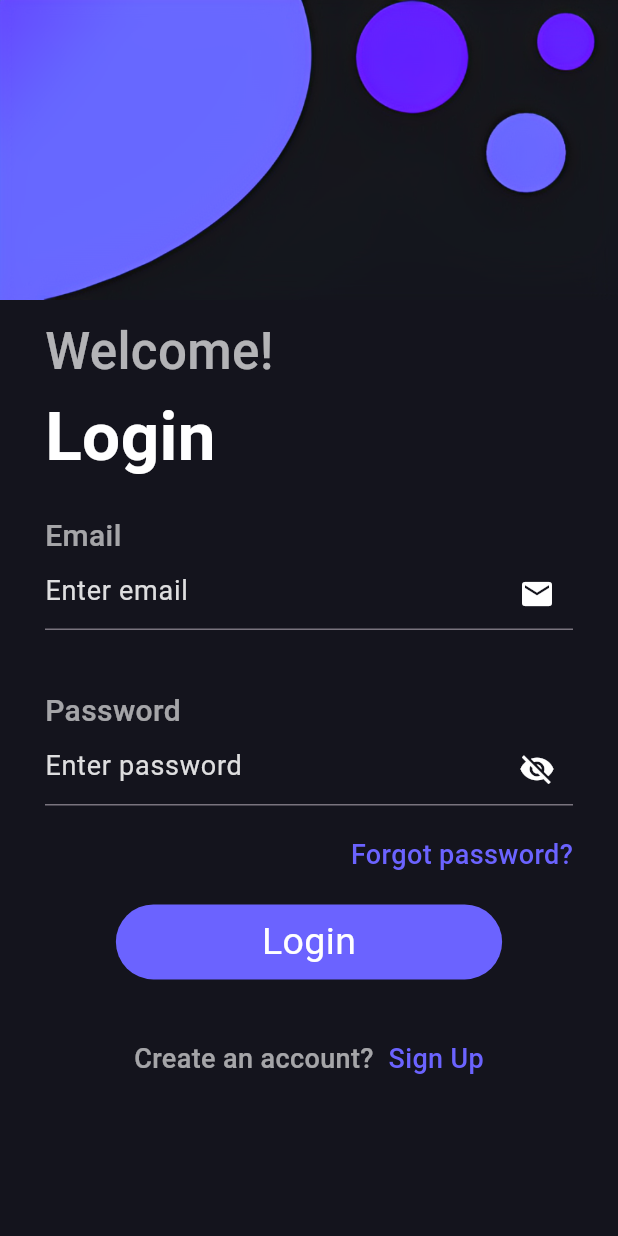
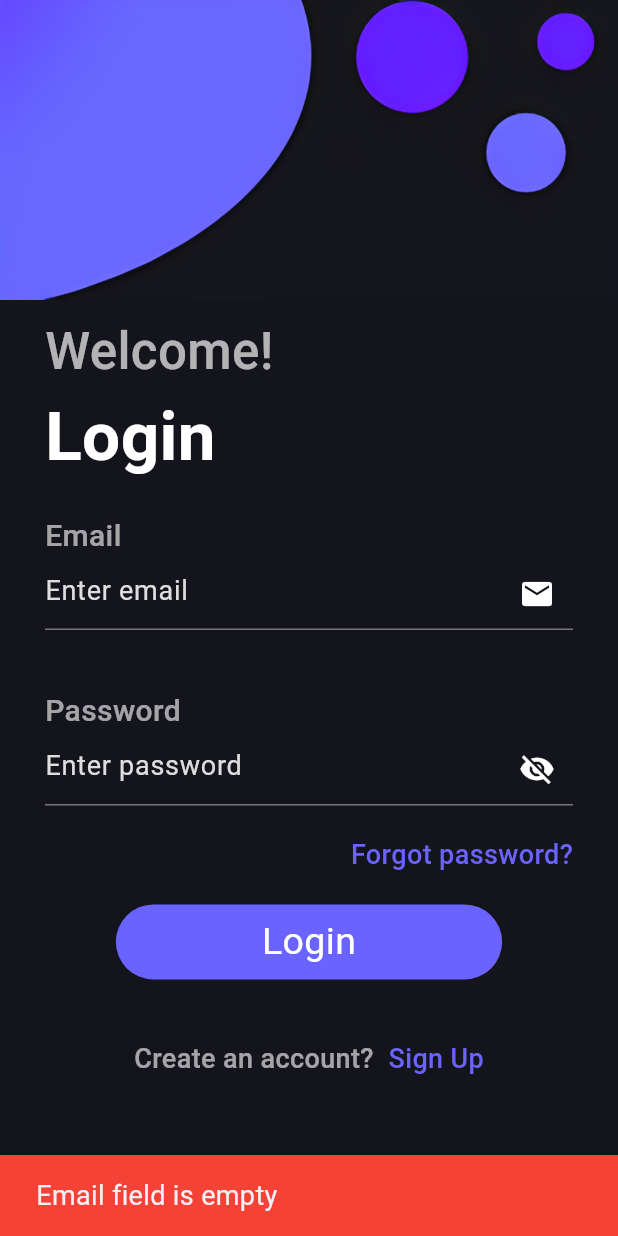
Before and after one commit to ganeshchay2021/Movie-Booking-App, a Flutter app: the screen it shows after launch, after a tap on "Login", on a phone screen of 412 x 824 dp. Run offline on Flutter 3.47's test engine with Material 3 defaults, Android fonts, the phone set to English and light mode, and no system bars; drawn by our look-alikes of loading_overlay; our stand-ins replace bloc, bloc_concurrency, carousel_slider, cloud_firestore, curved_navigation_bar, dartz and 5 more; accounts and stored records are empty.

Commit message:
Login and Signup Functionality Added

```diff
--- /dev/null
+++ b/devtools_options.yaml
@@ -0,0 +1,3 @@
+description: This file stores settings for Dart & Flutter DevTools.
+documentation: https://docs.flutter.dev/tools/devtools/extensions#configure-extension-enablement-states
+extensions:
--- a/lib/domain/constant/assets.dart
+++ b/lib/domain/constant/assets.dart
@@ -7,4 +7,5 @@ class Assets {
   static const String shahrukhMovies = "assets/images/shahrukhmovies.png";
   static const String signin = "assets/images/signin.png";
   static const String wave = "assets/images/wave.png";
+  static const String user="assets/images/Userimage.png";
 }
--- a/lib/domain/constant/ui_helper.dart
+++ b/lib/domain/constant/ui_helper.dart
@@ -56,6 +56,7 @@ class UiHelper {
       TextInputType? textInputType,
       bool obscureText = false}) {
     return TextField(
+      cursorColor: Colors.white,
       style: const TextStyle(color: Colors.white, fontSize: 18),
       controller: controller,
       obscureText: obscureText,
--- a/lib/main.dart
+++ b/lib/main.dart
@@ -1,11 +1,17 @@
 import 'package:firebase_core/firebase_core.dart';
 import 'package:flutter/material.dart';
+import 'package:flutter_bloc/flutter_bloc.dart';
+import 'package:movie_booking_app/data/repository/auth_repository.dart';
+import 'package:movie_booking_app/firebase_options.dart';
 import 'package:movie_booking_app/pages/login/login_screen.dart';
+import 'package:movie_booking_app/pages/login/widget/login.dart';
 
-
-void main() async{
+void main() async {
   WidgetsFlutterBinding.ensureInitialized();
-  await Firebase.initializeApp();
+  await Firebase.initializeApp(
+    options: DefaultFirebaseOptions.currentPlatform,
+  );
+  // print('Firebase initialized: ${Firebase.apps.isNotEmpty}');
   runApp(const MyApp());
 }
 
@@ -14,13 +20,16 @@ class MyApp extends StatelessWidget {
 
   @override
   Widget build(BuildContext context) {
-    return MaterialApp(
-      debugShowCheckedModeBanner: false,
-      title: 'FilmyFun',
-      theme: ThemeData(
-        scaffoldBackgroundColor: Colors.black,
+    return RepositoryProvider(
+      create: (context) => AuthRepository(),
+      child: MaterialApp(
+        debugShowCheckedModeBanner: false,
+        title: 'FilmyFun',
+        theme: ThemeData(
+          scaffoldBackgroundColor: Colors.black,
+        ),
+        home: const Login(),
       ),
-      home: const LoginScreen(),
     );
   }
 }
--- /dev/null
+++ b/lib/pages/login/bloc/auth_bloc.dart
@@ -0,0 +1,52 @@
+// auth_bloc.dart
+import 'package:bloc/bloc.dart';
+import 'package:bloc_concurrency/bloc_concurrency.dart';
+import 'package:meta/meta.dart';
+import 'package:movie_booking_app/data/repository/auth_repository.dart';
+
+part 'auth_event.dart';
+part 'auth_state.dart';
+
+class AuthBloc extends Bloc<AuthEvent, AuthState> {
+  final AuthRepository authRepository;
+
+  AuthBloc({required this.authRepository}) : super(AuthInitialState()) {
+    on<AuthLoginEvent>((event, emit) async {
+      // Emit loading state
+      emit(AuthLoadingState());
+
+      // Call repository method to perform login
+      final result = await authRepository.login(
+          email: event.email, password: event.password);
+
+      // Handle the result and emit appropriate state
+      result.fold(
+        (data) => emit(AuthSuccessState()),
+        (error) => emit(AuthErrorState(errorMsg: error)),
+      );
+    },
+        transformer:
+            droppable() //cancel the new request untill previous event complete
+        );
+
+    on<AuthSignUpEvent>((event, emit) async {
+      // Emit loading state
+      emit(AuthLoadingState());
+
+      // Call repository method to perform login
+      final result = await authRepository.register(
+          email: event.email, password: event.password, name: event.name);
+
+      // Handle the result and emit appropriate state
+      result.fold(
+        (data) => emit(
+          AuthSuccessState(),
+        ),
+        (error) => emit(AuthErrorState(errorMsg: error)),
+      );
+    },
+        transformer:
+            droppable() //cancel the new request untill previous event complete
+        );
+  }
+}
--- /dev/null
+++ b/lib/pages/login/bloc/auth_event.dart
@@ -0,0 +1,29 @@
+// ignore_for_file: public_member_api_docs, sort_constructors_first
+part of 'auth_bloc.dart';
+
+@immutable
+sealed class AuthEvent {}
+
+class AuthErrorEvent extends AuthEvent {}
+
+class AuthLoginEvent extends AuthEvent {
+  final String email;
+  final String password;
+
+  AuthLoginEvent({
+    required this.email,
+    required this.password,
+  });
+}
+
+class AuthSignUpEvent extends AuthEvent {
+  final String email;
+  final String password;
+  final String name;
+
+  AuthSignUpEvent({
+    required this.email,
+    required this.password,
+    required this.name,
+  });
+}
--- /dev/null
+++ b/lib/pages/login/bloc/auth_state.dart
@@ -0,0 +1,16 @@
+part of 'auth_bloc.dart';
+
+@immutable
+sealed class AuthState {}
+
+final class AuthInitialState extends AuthState {}
+
+final class AuthLoadingState extends AuthState {}
+
+final class AuthErrorState extends AuthState {
+  final String errorMsg;
+
+  AuthErrorState({required this.errorMsg});
+}
+
+final class AuthSuccessState extends AuthState {}
--- a/lib/pages/login/login_screen.dart
+++ b/lib/pages/login/login_screen.dart
@@ -1,8 +1,12 @@
 import 'package:flutter/cupertino.dart';
 import 'package:flutter/material.dart';
-import 'package:movie_booking_app/domain/constant/assets.dart';
-import 'package:movie_booking_app/domain/constant/ui_helper.dart';
-import 'package:movie_booking_app/pages/signup/widget/signup.dart';
+import 'package:flutter_bloc/flutter_bloc.dart'; // Importing Bloc package for state management
+import 'package:loading_overlay/loading_overlay.dart'; // Package to show loading overlay
+import 'package:movie_booking_app/domain/constant/assets.dart'; // Import assets for UI
+import 'package:movie_booking_app/domain/constant/ui_helper.dart'; // Helper functions for custom UI widgets
+import 'package:movie_booking_app/pages/botton%20nav%20bar/bottom_nav_bar.dart'; // Bottom Navigation Bar page
+import 'package:movie_booking_app/pages/login/bloc/auth_bloc.dart'; // Import the Auth BLoC
+import 'package:movie_booking_app/pages/signup/widget/signup.dart'; // Import SignUp page
 
 class LoginScreen extends StatefulWidget {
   const LoginScreen({super.key});
@@ -12,28 +16,73 @@ class LoginScreen extends StatefulWidget {
 }
 
 class _LoginScreenState extends State<LoginScreen> {
+  // Text controllers to get values from the input fields
   TextEditingController emailController = TextEditingController();
   TextEditingController passwordController = TextEditingController();
 
+  // Boolean to toggle password visibility
   bool showPassword = true;
+
+  // Boolean to track loading state
+  bool isLoading = false;
 
   @override
   Widget build(BuildContext context) {
     return Scaffold(
-      backgroundColor: const Color(0xff14141d),
-      body: SingleChildScrollView(
+      backgroundColor: const Color(0xff14141d), // Background color of the screen
+      body: BlocListener<AuthBloc, AuthState>(
+        listener: (context, state) {
+          // Handles various states from AuthBloc
+
+          if (state is AuthLoadingState) {
+            // Set loading state to true when Auth is in loading state
+            setState(() {
+              isLoading = true;
+            });
+          } else {
+            // Set loading state to false for other states (Success/Failure)
+            setState(() {
+              isLoading = false;
+            });
+          }
+
+          // Show error message if AuthErrorState is emitted
+          if (state is AuthErrorState) {
+            ScaffoldMessenger.of(context).showSnackBar(
+              SnackBar(
+                backgroundColor: Colors.red,
+                content: UiHelper.customText(
+                  text: state.errorMsg,
+                  fontsize: 18,
+                ),
+              ),
+            );
+          }
+
+          // Navigate to BottomNavBar if AuthSuccessState is emitted
+          if (state is AuthSuccessState) {
+            Navigator.pushReplacement(
+              context,
+              CupertinoPageRoute(
+                builder: (context) => const BottomNavBar(),
+              ),
+            );
+          }
+        },
+        child: LoadingOverlay(
+          isLoading: isLoading, // Show loading overlay when isLoading is true
+          child: SingleChildScrollView(
             child: Column(
               crossAxisAlignment: CrossAxisAlignment.start,
               children: [
-            UiHelper.assetImage(image: Assets.signin),
-            const SizedBox(
-              height: 10,
-            ),
+                UiHelper.assetImage(image: Assets.signin), // Display logo or image
+                const SizedBox(height: 10),
                 Padding(
                   padding: const EdgeInsets.only(left: 30, right: 30),
                   child: Column(
                     crossAxisAlignment: CrossAxisAlignment.start,
                     children: [
+                      // Welcome text
                       UiHelper.customText(
                         text: "Welcome!",
                         color: const Color.fromARGB(173, 255, 255, 255),
@@ -41,14 +90,13 @@ class _LoginScreenState extends State<LoginScreen> {
                         fontWeight: FontWeight.w500,
                       ),
                       UiHelper.customText(
-                    text: "Login",
+                        text: "Login", // Title for login screen
                         color: Colors.white,
                         fontsize: 45.0,
                         fontWeight: FontWeight.bold,
                       ),
-                  const SizedBox(
-                    height: 20,
-                  ),
+                      const SizedBox(height: 20),
+                      // Email label and input field
                       UiHelper.customText(
                         text: "Email",
                         color: const Color.fromRGBO(255, 255, 255, 0.616),
@@ -60,9 +108,8 @@ class _LoginScreenState extends State<LoginScreen> {
                         controller: emailController,
                         icon: Icons.email,
                       ),
-                  const SizedBox(
-                    height: 40,
-                  ),
+                      const SizedBox(height: 40),
+                      // Password label and input field
                       UiHelper.customText(
                         text: "Password",
                         color: const Color.fromRGBO(255, 255, 255, 0.616),
@@ -71,19 +118,20 @@ class _LoginScreenState extends State<LoginScreen> {
                       ),
                       UiHelper.customTextfield(
                         onTap: () {
+                          // Toggle password visibility when tapped
                           setState(() {
                             showPassword = !showPassword;
                           });
                         },
                         hintText: "Enter password",
                         controller: passwordController,
-                    icon:
-                        showPassword ? Icons.visibility_off : Icons.visibility,
-                    obscureText: showPassword,
+                        icon: showPassword
+                            ? Icons.visibility_off
+                            : Icons.visibility,
+                        obscureText: showPassword, // Control password visibility
                       ),
-                  const SizedBox(
-                    height: 20,
-                  ),
+                      const SizedBox(height: 20),
+                      // Forgot password link
                       Row(
                         mainAxisAlignment: MainAxisAlignment.end,
                         children: [
@@ -99,17 +147,48 @@ class _LoginScreenState extends State<LoginScreen> {
                           )
                         ],
                       ),
-                  const SizedBox(
-                    height: 20,
-                  ),
+                      const SizedBox(height: 20),
+                      // Login button
                       UiHelper.customButton(
                         context: context,
-                    onTap: () {},
-                    btnText: "Login",
+                        onTap: () {
+                          String email = emailController.text;
+                          String password = passwordController.text;
+                          if (email != "" && password != "") {
+                            // If both fields are non-empty, trigger the login event
+                            context.read<AuthBloc>().add(AuthLoginEvent(
+                              email: email,
+                              password: password,
+                            ));
+                          } else {
+                            // Show error if email or password is empty
+                            if (email == "") {
+                              ScaffoldMessenger.of(context).showSnackBar(
+                                SnackBar(
+                                  backgroundColor: Colors.red,
+                                  content: UiHelper.customText(
+                                    text: "Email field is empty",
+                                    fontsize: 18,
                                   ),
-                  const SizedBox(
-                    height: 40,
                                 ),
+                              );
+                            } else if (password == "") {
+                              ScaffoldMessenger.of(context).showSnackBar(
+                                SnackBar(
+                                  backgroundColor: Colors.red,
+                                  content: UiHelper.customText(
+                                    text: "Password field is empty",
+                                    fontsize: 18,
+                                  ),
+                                ),
+                              );
+                            }
+                          }
+                        },
+                        btnText: "Login", // Button text
+                      ),
+                      const SizedBox(height: 40),
+                      // Navigate to Sign Up page
                       Row(
                         mainAxisAlignment: MainAxisAlignment.center,
                         children: [
@@ -119,9 +198,7 @@ class _LoginScreenState extends State<LoginScreen> {
                             fontsize: 18,
                             color: const Color.fromRGBO(255, 255, 255, 0.616),
                           ),
-                      const SizedBox(
-                        width: 5,
-                      ),
+                          const SizedBox(width: 5),
                           InkWell(
                             onTap: () {
                               Navigator.push(
@@ -147,6 +224,8 @@ class _LoginScreenState extends State<LoginScreen> {
               ],
             ),
           ),
+        ),
+      ),
     );
   }
 }
--- a/lib/pages/login/widget/login.dart
+++ b/lib/pages/login/widget/login.dart
@@ -1,4 +1,7 @@
 import 'package:flutter/material.dart';
+import 'package:flutter_bloc/flutter_bloc.dart';
+import 'package:movie_booking_app/data/repository/auth_repository.dart';
+import 'package:movie_booking_app/pages/login/bloc/auth_bloc.dart';
 import 'package:movie_booking_app/pages/login/login_screen.dart';
 
 class Login extends StatelessWidget {
@@ -6,6 +9,10 @@ class Login extends StatelessWidget {
 
   @override
   Widget build(BuildContext context) {
-    return const LoginScreen();
+    return BlocProvider(
+      create: (context) =>
+          AuthBloc(authRepository: context.read<AuthRepository>()),
+      child: const LoginScreen(),
+    );
   }
 }
--- a/lib/pages/signup/widget/signup.dart
+++ b/lib/pages/signup/widget/signup.dart
@@ -1,7 +1,7 @@
 import 'package:flutter/material.dart';
 import 'package:flutter_bloc/flutter_bloc.dart';
 import 'package:movie_booking_app/data/repository/auth_repository.dart';
-import 'package:movie_booking_app/pages/signup/cubit/signup_cubit.dart';
+import 'package:movie_booking_app/pages/login/bloc/auth_bloc.dart';
 import 'package:movie_booking_app/pages/signup/sign_up_screen.dart';
 
 class Signup extends StatelessWidget {
@@ -11,7 +11,7 @@ class Signup extends StatelessWidget {
   Widget build(BuildContext context) {
     return BlocProvider(
       create: (context) =>
-          SignUpCubit(authRepository: context.read<AuthRepository>()),
+          AuthBloc(authRepository: context.read<AuthRepository>()),
       child: const SignUpScreen(),
     );
   }
```
Also changed, not shown: lib/data/repository/auth_repository.dart (+17 -3 lines), lib/pages/signup/sign_up_screen.dart (+35 -20 lines), pubspec.yaml (+7 -4 lines), assets/images/Userimage.png (added), firebase.json (added), lib/firebase_options.dart (added), pubspec.lock, 3 other files. Lines whose indentation alone changed are shown as unchanged.
